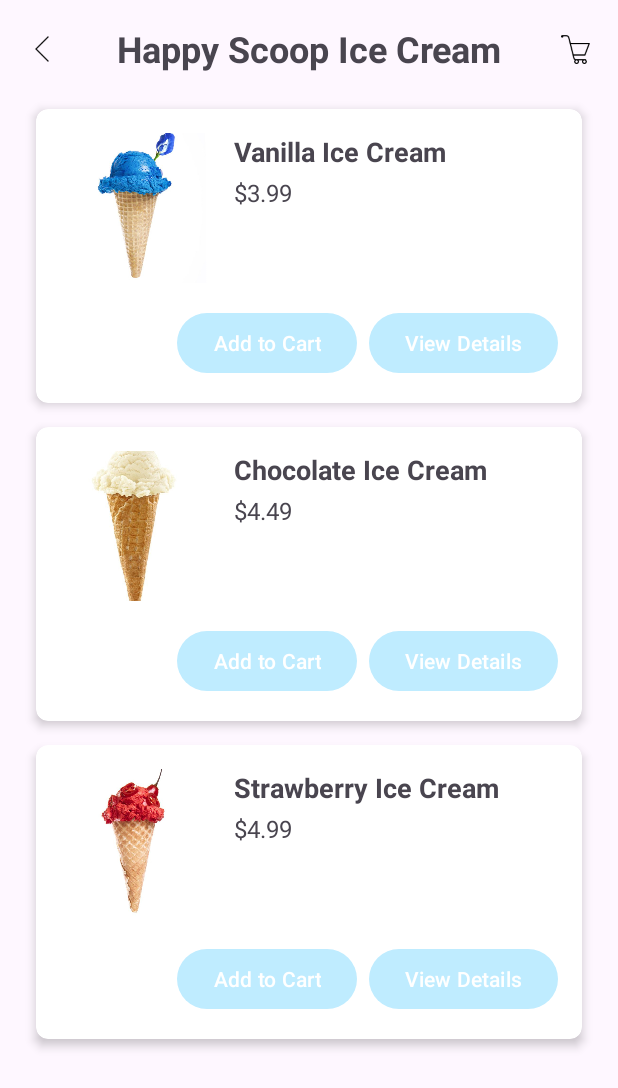
After one commit to Codevsun/Happy-scoop, an Android app: the MenuList screen opened directly, with no data from a screen before it, on a phone screen of 412 x 824 dp. The commit adds this screen. Shown: the top 1088 px of the screen. Run offline under Robolectric (Android 15) with nearby library versions, the phone set to English and light mode, and no system bars.

Commit message:
feat: add Products list and each product view screen

```diff
--- a/app/build.gradle.kts
+++ b/app/build.gradle.kts
@@ -35,12 +35,14 @@ android {
 }
 
 dependencies {
-
     implementation(libs.appcompat)
     implementation(libs.material)
     implementation(libs.activity)
     implementation(libs.constraintlayout)
+    implementation(libs.recyclerview)
+    implementation(libs.cardview)
     testImplementation(libs.junit)
     androidTestImplementation(libs.ext.junit)
     androidTestImplementation(libs.espresso.core)
+
 }
--- /dev/null
+++ b/app/src/main/java/com/example/icecreamshopsignin/IceCreamAdapter.java
@@ -0,0 +1,82 @@
+package com.example.icecreamshopsignin;
+
+import android.content.Context;
+import android.view.LayoutInflater;
+import android.view.View;
+import android.view.ViewGroup;
+import android.widget.Button;
+import android.widget.ImageView;
+import android.widget.TextView;
+
+import androidx.annotation.NonNull;
+import androidx.recyclerview.widget.RecyclerView;
+
+import com.example.icecreamshopsignin.Modules.IceCream;
+
+import java.util.List;
+
+public class IceCreamAdapter extends RecyclerView.Adapter<IceCreamAdapter.IceCreamViewHolder> {
+    private Context context;
+    private List<IceCream> iceCreamList;
+    private OnIceCreamClickListener listener;
+
+    public interface OnIceCreamClickListener {
+        void onAddToCartClick(IceCream iceCream, int position);
+        void onViewDetailsClick(IceCream iceCream, int position);
+    }
+
+    public IceCreamAdapter(Context context, List<IceCream> iceCreamList, OnIceCreamClickListener listener) {
+        this.context = context;
+        this.iceCreamList = iceCreamList;
+        this.listener = listener;
+    }
+
+    @NonNull
+    @Override
+    public IceCreamViewHolder onCreateViewHolder(@NonNull ViewGroup parent, int viewType) {
+        View view = LayoutInflater.from(context).inflate(R.layout.item_ice_cream, parent, false);
+        return new IceCreamViewHolder(view);
+    }
+
+    @Override
+    public void onBindViewHolder(@NonNull IceCreamViewHolder holder, int position) {
+        IceCream iceCream = iceCreamList.get(position);
+
+        // Set ice cream image using resource ID
+        holder.ivIceCreamImage.setImageResource(iceCream.getImageResourceId());
+        holder.tvIceCreamName.setText(iceCream.getName());
+        holder.tvIceCreamPrice.setText(String.format("$%.2f", iceCream.getPrice()));
+
+        holder.btnAddToCart.setOnClickListener(v -> {
+            if (listener != null) {
+                listener.onAddToCartClick(iceCream, position);
+            }
+        });
+
+        holder.btnViewDetails.setOnClickListener(v -> {
+            if (listener != null) {
+                listener.onViewDetailsClick(iceCream, position);
+            }
+        });
+    }
+
+    @Override
+    public int getItemCount() {
+        return iceCreamList.size();
+    }
+
+    public static class IceCreamViewHolder extends RecyclerView.ViewHolder {
+        ImageView ivIceCreamImage;
+        TextView tvIceCreamName, tvIceCreamPrice;
+        Button btnAddToCart, btnViewDetails;
+
+        public IceCreamViewHolder(@NonNull View itemView) {
+            super(itemView);
+            ivIceCreamImage = itemView.findViewById(R.id.ivIceCreamImage);
+            tvIceCreamName = itemView.findViewById(R.id.tvIceCreamName);
+            tvIceCreamPrice = itemView.findViewById(R.id.tvIceCreamPrice);
+            btnAddToCart = itemView.findViewById(R.id.btnAddToCart);
+            btnViewDetails = itemView.findViewById(R.id.btnViewDetails);
+        }
+    }
+}
--- /dev/null
+++ b/app/src/main/java/com/example/icecreamshopsignin/MenuList.java
@@ -0,0 +1,133 @@
+package com.example.icecreamshopsignin;
+
+import android.content.Intent;
+import android.database.Cursor;
+import android.os.Bundle;
+import android.view.View;
+import android.widget.ImageView;
+import android.widget.Toast;
+
+import androidx.appcompat.app.AppCompatActivity;
+import androidx.recyclerview.widget.LinearLayoutManager;
+import androidx.recyclerview.widget.RecyclerView;
+
+import com.example.icecreamshopsignin.Modules.IceCream;
+
+import java.util.ArrayList;
+import java.util.List;
+
+public class MenuList extends AppCompatActivity implements IceCreamAdapter.OnIceCreamClickListener {
+    private RecyclerView recyclerView;
+    private IceCreamAdapter adapter;
+    private List<IceCream> iceCreamList;
+    private DatabaseHelper databaseHelper;
+
+
+
+
+    @Override
+    protected void onCreate(Bundle savedInstanceState) {
+        super.onCreate(savedInstanceState);
+        setContentView(R.layout.menu_list);
+        ImageView img = findViewById(R.id.btnBack);
+        img.setOnClickListener(v -> {
+            getOnBackPressedDispatcher().onBackPressed();
+        });
+        // Initialize database helper
+        databaseHelper = new DatabaseHelper(this);
+
+        // Initialize RecyclerView
+        recyclerView = findViewById(R.id.rvIceCreams);
+        recyclerView.setLayoutManager(new LinearLayoutManager(this));
+
+        // Load ice creams from database
+        loadIceCreamsFromDatabase();
+
+        // If the database is empty, add some initial data
+        if (iceCreamList.isEmpty()) {
+            addInitialMenuItems();
+            loadIceCreamsFromDatabase(); // Reload after adding items
+        }
+    }
+
+    private void loadIceCreamsFromDatabase() {
+        iceCreamList = new ArrayList<>();
+        Cursor cursor = databaseHelper.getAllMenuItems();
+
+        if (cursor != null && cursor.moveToFirst()) {
+            do {
+                int id = cursor.getInt(cursor.getColumnIndexOrThrow("id"));
+                String name = cursor.getString(cursor.getColumnIndexOrThrow("name"));
+                double price = cursor.getDouble(cursor.getColumnIndexOrThrow("price"));
+                String description = cursor.getString(cursor.getColumnIndexOrThrow("description"));
+                int imageResourceId = getImageResourceForFlavor(name);
+
+                IceCream iceCream = new IceCream(name, price, description, imageResourceId);
+                iceCream.setId(id);
+                iceCreamList.add(iceCream);
+            } while (cursor.moveToNext());
+            cursor.close();
+        }
+
+        adapter = new IceCreamAdapter(this, iceCreamList, this);
+        recyclerView.setAdapter(adapter);
+    }
+
+    private void addInitialMenuItems() {
+        databaseHelper.addMenuItem("Vanilla Ice Cream", 3.99, "Classic vanilla flavor", null);
+        databaseHelper.addMenuItem("Chocolate Ice Cream", 4.49, "Rich chocolate flavor", null);
+        databaseHelper.addMenuItem("Strawberry Ice Cream", 4.99, "Fresh strawberry flavor", null);
+    }
+
+    private int getImageResourceForFlavor(String flavorName) {
+        // Map flavor names to drawable resources
+        switch (flavorName.toLowerCase()) {
+            case "vanilla ice cream":
+                return R.drawable.img;
+            case "chocolate ice cream":
+                return R.drawable.img_1;
+            case "strawberry ice cream":
+                return R.drawable.img_3;
+            default:
+                return R.drawable.img; // Default image
+        }
+    }
+
+    @Override
+    public void onAddToCartClick(IceCream iceCream, int position) {
+        // Get current user ID from SharedPreferences or your session management
+        int userId = getCurrentUserId();
+
+        if (userId != -1) {
+            long result = databaseHelper.addToCart(userId, iceCream.getId(), 1, ""); // Default quantity 1, no customizations
+            if (result != -1) {
+                Toast.makeText(this, iceCream.getName() + " added to cart!", Toast.LENGTH_SHORT).show();
+            } else {
+                Toast.makeText(this, "Failed to add to cart", Toast.LENGTH_SHORT).show();
+            }
+        } else {
+            Toast.makeText(this, "Please login first", Toast.LENGTH_SHORT).show();
+            // Optionally redirect to login screen
+            // startActivity(new Intent(this, LoginActivity.class));
+        }
+    }
+
+    @Override
+    public void onViewDetailsClick(IceCream iceCream, int position) {
+        Intent intent = new Intent(this, IceCreamDetailActivity.class);
+        intent.putExtra("ice_cream_id", iceCream.getId());
+        intent.putExtra("name", iceCream.getName());
+        intent.putExtra("price", iceCream.getPrice());
+        intent.putExtra("description", iceCream.getDescription());
+        intent.putExtra("image_resource", iceCream.getImageResourceId());
+        startActivity(intent);
+    }
+
+
+    private int getCurrentUserId() {
+        // Implement your user session management here
+        // For example, using SharedPreferences:
+        return getSharedPreferences("UserPrefs", MODE_PRIVATE)
+                .getInt("current_user_id", -1);
+    }
+}
--- a/app/src/main/java/com/example/icecreamshopsignin/Modules/IceCream.java
+++ b/app/src/main/java/com/example/icecreamshopsignin/Modules/IceCream.java
@@ -5,13 +5,13 @@ public class IceCream {
     private String name;
     private double price;
     private String description;
-    private byte[] image;
+    private int imageResourceId;
 
-    public IceCream(String name, double price, String description, byte[] image) {
+    public IceCream(String name, double price, String description, int imageResourceId) {
         this.name = name;
         this.price = price;
         this.description = description;
-        this.image = image;
+        this.imageResourceId = imageResourceId;
     }
 
     public int getId() { return id; }
@@ -22,6 +22,6 @@ public class IceCream {
     public void setPrice(double price) { this.price = price; }
     public String getDescription() { return description; }
     public void setDescription(String description) { this.description = description; }
-    public byte[] getImage() { return image; }
-    public void setImage(byte[] image) { this.image = image; }
+    public int getImageResourceId() { return imageResourceId; }
+    public void setImageResourceId(int imageResourceId) { this.imageResourceId = imageResourceId; }
 }
--- /dev/null
+++ b/app/src/main/res/layout/item_ice_cream.xml
@@ -0,0 +1,82 @@
+<?xml version="1.0" encoding="utf-8"?>
+<androidx.cardview.widget.CardView
+    xmlns:android="http://schemas.android.com/apk/res/android"
+    xmlns:app="http://schemas.android.com/apk/res-auto"
+    android:layout_width="match_parent"
+    android:layout_height="wrap_content"
+    android:layout_margin="8dp"
+    app:cardCornerRadius="8dp"
+    app:cardElevation="4dp">
+
+    <LinearLayout
+        android:layout_width="match_parent"
+        android:layout_height="wrap_content"
+        android:orientation="vertical"
+        android:padding="16dp">
+
+        <!-- Ice Cream Details -->
+        <LinearLayout
+            android:layout_width="match_parent"
+            android:layout_height="wrap_content"
+            android:orientation="horizontal">
+
+            <ImageView
+                android:id="@+id/ivIceCreamImage"
+                android:layout_width="100dp"
+                android:layout_height="100dp"
+                android:layout_marginEnd="16dp"
+                android:contentDescription="Ice Cream Image"
+                android:scaleType="centerCrop"/>
+
+            <LinearLayout
+                android:layout_width="0dp"
+                android:layout_height="wrap_content"
+                android:layout_weight="1"
+                android:orientation="vertical">
+
+                <TextView
+                    android:id="@+id/tvIceCreamName"
+                    android:layout_width="wrap_content"
+                    android:layout_height="wrap_content"
+                    android:textSize="18sp"
+                    android:textStyle="bold"/>
+
+                <TextView
+                    android:id="@+id/tvIceCreamPrice"
+                    android:layout_width="wrap_content"
+                    android:layout_height="wrap_content"
+                    android:layout_marginTop="4dp"
+                    android:textSize="16sp"/>
+
+                <TextView
+                    android:id="@+id/tvIceCreamDescription"
+                    android:layout_width="wrap_content"
+                    android:layout_height="wrap_content"
+                    android:layout_marginTop="4dp"
+                    android:textSize="14sp"/>
+            </LinearLayout>
+        </LinearLayout>
+
+        <!-- Buttons -->
+        <LinearLayout
+            android:layout_width="match_parent"
+            android:layout_height="wrap_content"
+            android:orientation="horizontal"
+            android:layout_marginTop="16dp"
+            android:gravity="end">
+
+            <Button
+                android:id="@+id/btnAddToCart"
+                android:layout_width="wrap_content"
+                android:layout_height="wrap_content"
+                android:text="Add to Cart"
+                android:layout_marginEnd="8dp"/>
+
+            <Button
+                android:id="@+id/btnViewDetails"
+                android:layout_width="wrap_content"
+                android:layout_height="wrap_content"
+                android:text="View Details"/>
+        </LinearLayout>
+    </LinearLayout>
+</androidx.cardview.widget.CardView>
--- /dev/null
+++ b/app/src/main/res/layout/menu_list.xml
@@ -0,0 +1,57 @@
+<?xml version="1.0" encoding="utf-8"?>
+<LinearLayout xmlns:android="http://schemas.android.com/apk/res/android"
+    xmlns:app="http://schemas.android.com/apk/res-auto"
+    android:layout_width="match_parent"
+    android:layout_height="match_parent"
+    android:orientation="vertical">
+
+    <!-- Header Container -->
+    <androidx.constraintlayout.widget.ConstraintLayout
+        android:layout_width="match_parent"
+        android:layout_height="wrap_content"
+        android:padding="16dp">
+
+        <ImageView
+            android:id="@+id/btnBack"
+            android:layout_width="24dp"
+            android:layout_height="24dp"
+            android:src="@drawable/back"
+            android:padding="2dp"
+            app:layout_constraintStart_toStartOf="parent"
+            app:layout_constraintTop_toTopOf="parent"
+            app:layout_constraintBottom_toBottomOf="parent"/>
+
+        <TextView
+            android:layout_width="0dp"
+            android:layout_height="wrap_content"
+            android:text="Happy Scoop Ice Cream"
+            android:textSize="24sp"
+            android:textStyle="bold"
+            android:gravity="center"
+            android:layout_marginHorizontal="48dp"
+            app:layout_constraintStart_toStartOf="parent"
+            app:layout_constraintEnd_toEndOf="parent"
+            app:layout_constraintTop_toTopOf="parent"
+            app:layout_constraintBottom_toBottomOf="parent"/>
+
+        <ImageView
+            android:id="@+id/btnCart"
+            android:layout_width="24dp"
+            android:layout_height="24dp"
+            android:src="@drawable/cart"
+            android:padding="2dp"
+            app:layout_constraintEnd_toEndOf="parent"
+            app:layout_constraintTop_toTopOf="parent"
+            app:layout_constraintBottom_toBottomOf="parent"/>
+
+    </androidx.constraintlayout.widget.ConstraintLayout>
+
+    <!-- List Container -->
+    <androidx.recyclerview.widget.RecyclerView
+        android:id="@+id/rvIceCreams"
+        android:layout_width="match_parent"
+        android:layout_height="match_parent"
+        android:paddingHorizontal="16dp"
+        android:clipToPadding="false"/>
+
+</LinearLayout>
--- a/gradle/libs.versions.toml
+++ b/gradle/libs.versions.toml
@@ -7,6 +7,9 @@ appcompat = "1.7.0"
 material = "1.12.0"
 activity = "1.9.3"
 constraintlayout = "2.2.0"
+recyclerview = "1.3.2"
+cardview = "1.0.0"
+
 
 [libraries]
 junit = { group = "junit", name = "junit", version.ref = "junit" }
@@ -16,6 +19,8 @@ appcompat = { group = "androidx.appcompat", name = "appcompat", version.ref = "a
 material = { group = "com.google.android.material", name = "material", version.ref = "material" }
 activity = { group = "androidx.activity", name = "activity", version.ref = "activity" }
 constraintlayout = { group = "androidx.constraintlayout", name = "constraintlayout", version.ref = "constraintlayout" }
+recyclerview = { group = "androidx.recyclerview", name = "recyclerview", version.ref = "recyclerview" }
+cardview = { group = "androidx.cardview", name = "cardview", version.ref = "cardview" }
 
 [plugins]
 android-application = { id = "com.android.application", version.ref = "agp" }
```
Also changed, not shown: app/src/main/AndroidManifest.xml (+6 -1 lines), app/src/main/java/com/example/icecreamshopsignin/IceCreamDetailActivity.java (added, +46 -0 lines), app/src/main/java/com/example/icecreamshopsignin/MainActivity.java (+9 -1 lines), app/src/main/res/drawable/gradient_overlay.xml (added, +7 -0 lines), app/src/main/res/layout/activity_ice_cream_detail.xml (added, +155 -0 lines), app/src/main/res/drawable/img.png (added), app/src/main/res/drawable/img_1.png (added), app/src/main/res/drawable/img_2.png (added), app/src/main/res/drawable/img_3.png (added).
